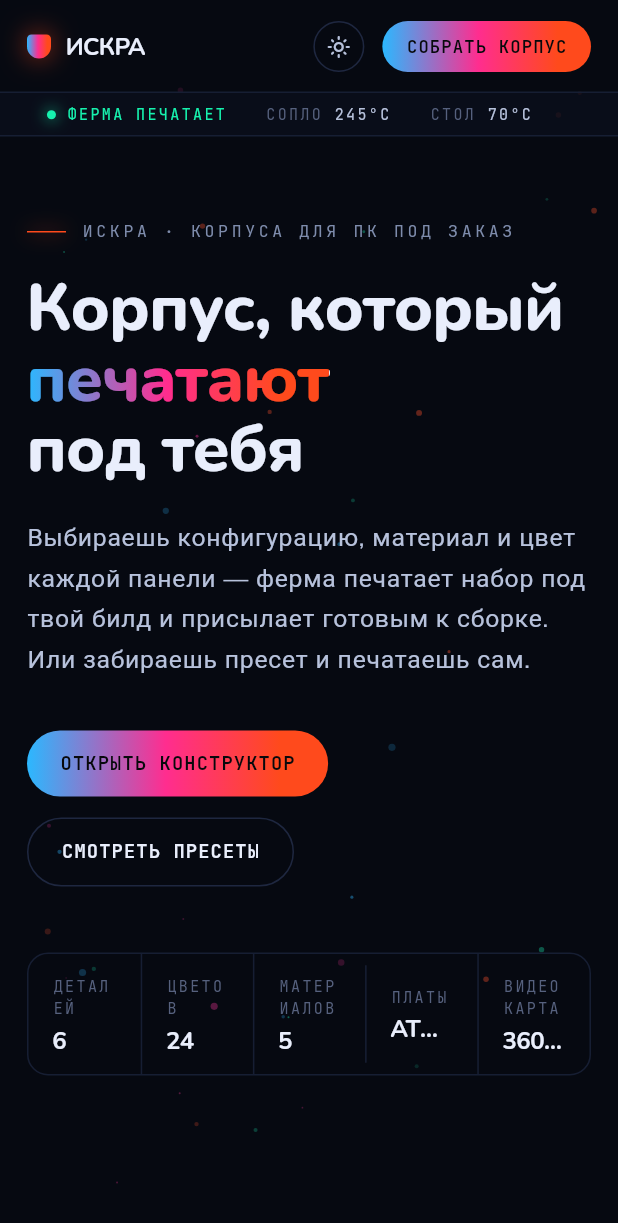
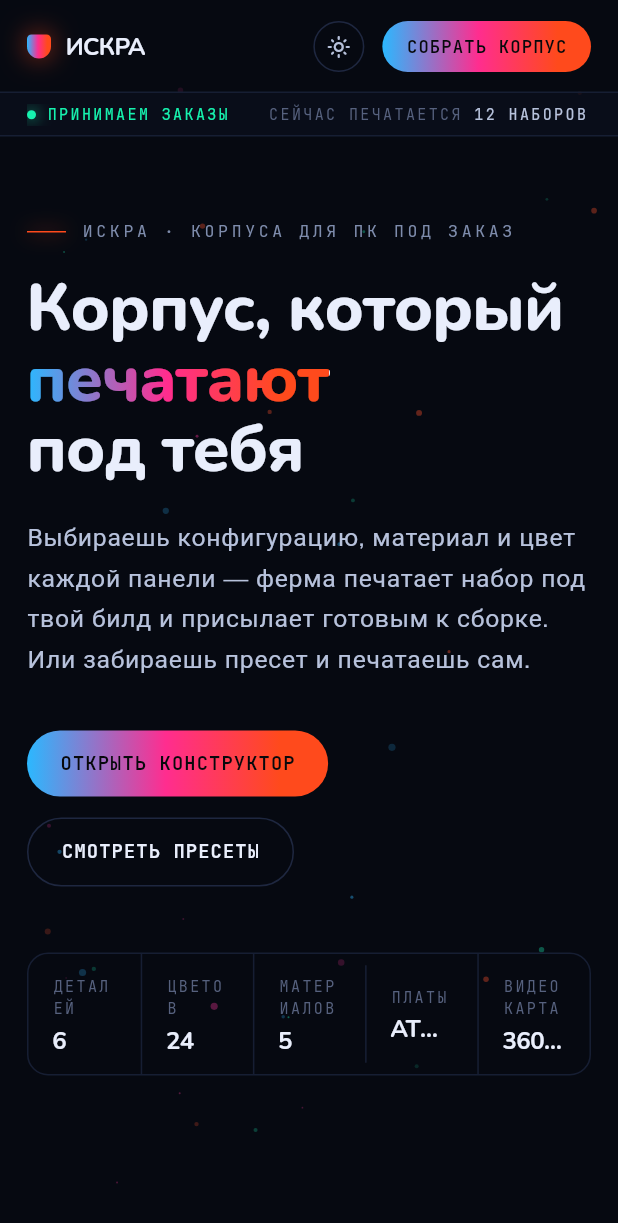
Before and after one commit to Hecatoncheir/pccase, a Flutter app: the screen it shows after launch, after a tap on the "dark mode" icon, on a phone screen of 412 x 824 dp. Shown: the top 1223 px of the screen. Run offline on Flutter 3.47's test engine with Material 3 defaults, Android fonts, the phone set to English and light mode, and no system bars; our stand-ins replace flutter_riverpod, shared_preferences.

Commit message:
Speak to the buyer, not to the slicer
Аудитория — геймеры и стримеры, которые о 3D-печати не знают ничего,
а интерфейс говорил с ними языком слайсера. «Сопло 245°C», «слой 0.20 мм»,
«заполнение 25% gyroid» для них либо шум, либо сигнал «тут сложно».
Хуже всего работало «время печати 78 ч 56 мин»: читается как трое суток
ожидания, хотя на ферме детали печатаются параллельно.

Строка состояния теперь показывает то, что покупатель хочет знать:
сколько наборов в работе, срок отгрузки, доставку, сборку и гарантию.

В конструкторе вместо массы пластика и станко-часов — «готов через N дней»,
вес корпуса и стоимость материалов. Срок считается от часов печати
по правилу, вынесенному в домен и покрытому тестом.

Материалы получили человеческие имена: Стандарт, Прочный, Уличный, Глянец,
Угольный. Коды PLA и PLA-CF остались, но ушли на второй план — в заголовок
панели справа и в подпись карточки.

Технику не выбросил, а спрятал: в конструкторе появились «Характеристики»
с граммовками, часами печати и температурами — пресеты можно скачать
и напечатать самому, тогда эти цифры нужны.

Концепт в design/ переведён так же, чтобы спека и код говорили одинаково.

Co-Authored-By: Claude Opus 5 <noreply@anthropic.com>

```diff
--- a/lib/src/domain/configuration.dart
+++ b/lib/src/domain/configuration.dart
@@ -102,6 +102,12 @@ class Quote {
   final double assembly;
 
   double get total => plastic + labor + assembly;
+
+  /// Через сколько дней набор уедет к покупателю. Часы печати сами по себе
+  /// пугают («78 часов!»), хотя на ферме детали печатаются параллельно:
+  /// трое суток на очередь, сборку и упаковку плюс сутки на каждые
+  /// сорок часов печати.
+  int get readyInDays => 3 + (hours / 40).floor();
 }
 
 Quote quoteFor(CaseConfiguration config) {
--- a/lib/src/ui/home_page.dart
+++ b/lib/src/ui/home_page.dart
@@ -273,16 +273,16 @@ class _StatusStrip extends StatelessWidget {
               Padding(
                 padding: const EdgeInsets.only(right: 26),
                 child: Text(
-                  'ФЕРМА ПЕЧАТАЕТ',
+                  'ПРИНИМАЕМ ЗАКАЗЫ',
                   style: text.labelSmall?.copyWith(color: c.silk),
                 ),
               ),
-              cell('сопло', '245°C'),
-              cell('стол', '70°C'),
+              cell('сейчас печатается', '12 наборов'),
+              cell('отгрузка', 'от 3 дней'),
               if (wide) ...[
-                cell('слой', '0.20 мм'),
-                cell('заполнение', '25% gyroid'),
-                cell('отгрузка', '3–5 дней'),
+                cell('доставка', 'по России'),
+                cell('сборка', 'отвёрткой, без клея'),
+                cell('гарантия', '1 год'),
               ],
             ],
           ),
@@ -530,9 +530,9 @@ class _BuilderSection extends ConsumerWidget {
         const SizedBox(height: 16),
         _Totals(
           cells: [
-            ('Масса пластика', grams(quote.grams)),
-            ('Время печати', hoursMinutes(quote.hours)),
-            ('Пластик', rub(quote.plastic)),
+            ('Готов через', '${quote.readyInDays} дня'),
+            ('Вес корпуса', grams(quote.grams)),
+            ('Материалы', rub(quote.plastic)),
           ],
         ),
       ],
--- a/lib/src/ui/widgets/configurator_panel.dart
+++ b/lib/src/ui/widgets/configurator_panel.dart
@@ -3,6 +3,7 @@ import 'package:flutter/services.dart';
 import 'package:flutter_riverpod/flutter_riverpod.dart';
 
 import '../../domain/case_part.dart';
+import '../../domain/configuration.dart';
 import '../../domain/filament.dart';
 import '../../domain/filament_color.dart';
 import '../../state/config_controller.dart';
@@ -47,8 +48,8 @@ class ConfiguratorPanel extends ConsumerWidget {
         ),
         const SizedBox(height: 14),
         _Panel(
-          title: 'Материал · ${filament.label}',
-          trailing: filament.tempLabel,
+          title: 'Материал · ${filament.title}',
+          trailing: filament.label,
           child: Column(
             crossAxisAlignment: CrossAxisAlignment.start,
             children: [
@@ -58,7 +59,7 @@ class ConfiguratorPanel extends ConsumerWidget {
                 children: [
                   for (final id in FilamentId.values)
                     _Chip(
-                      label: filamentOf(id).label,
+                      label: filamentOf(id).title,
                       selected: id == filament.id,
                       onTap: () => ref
                           .read(configProvider.notifier)
@@ -91,6 +92,8 @@ class ConfiguratorPanel extends ConsumerWidget {
             ],
           ),
         ),
+        const SizedBox(height: 14),
+        _Details(config: config, quote: quote),
         const SizedBox(height: 14),
         Container(
           padding: const EdgeInsets.all(18),
@@ -170,11 +173,13 @@ class _Panel extends StatelessWidget {
     required this.title,
     required this.trailing,
     required this.child,
+    this.onTap,
   });
 
   final String title;
   final String trailing;
   final Widget child;
+  final VoidCallback? onTap;
 
   @override
   Widget build(BuildContext context) {
@@ -189,18 +194,29 @@ class _Panel extends StatelessWidget {
       ),
       child: Column(
         crossAxisAlignment: CrossAxisAlignment.stretch,
-        children: [
-          Row(
-            children: [
-              Expanded(
-                child: Text(title.toUpperCase(), style: text.labelSmall),
-              ),
-              Text(trailing.toUpperCase(), style: text.labelSmall),
-            ],
-          ),
-          const SizedBox(height: 14),
-          child,
-        ],
+        children: [_header(context, text), const SizedBox(height: 14), child],
+      ),
+    );
+  }
+}
+
+extension on _Panel {
+  Widget _header(BuildContext context, TextTheme text) {
+    final row = Row(
+      children: [
+        Expanded(child: Text(title.toUpperCase(), style: text.labelSmall)),
+        Text(trailing.toUpperCase(), style: text.labelSmall),
+      ],
+    );
+    if (onTap == null) return row;
+    return HotZone(
+      child: Material(
+        color: Colors.transparent,
+        child: InkWell(
+          onTap: onTap,
+          mouseCursor: MouseCursor.defer,
+          child: row,
+        ),
       ),
     );
   }
@@ -413,3 +429,61 @@ class _Swatch extends StatelessWidget {
     );
   }
 }
+
+/// Технические подробности спрятаны, но не выброшены: пресеты можно
+/// скачать и напечатать самому, и тогда все эти цифры нужны.
+class _Details extends StatefulWidget {
+  const _Details({required this.config, required this.quote});
+
+  final CaseConfiguration config;
+  final Quote quote;
+
+  @override
+  State<_Details> createState() => _DetailsState();
+}
+
+class _DetailsState extends State<_Details> {
+  bool _open = false;
+
+  @override
+  Widget build(BuildContext context) {
+    final c = context.mod;
+    final text = Theme.of(context).textTheme;
+
+    Widget row(String label, String value) => Padding(
+      padding: const EdgeInsets.only(top: 10),
+      child: Row(
+        children: [
+          Expanded(child: Text(label.toUpperCase(), style: text.labelSmall)),
+          Text(value, style: text.labelLarge?.copyWith(color: c.inkSoft)),
+        ],
+      ),
+    );
+
+    return _Panel(
+      title: 'Характеристики',
+      trailing: _open ? 'свернуть' : 'для тех, кто печатает сам',
+      onTap: () => setState(() => _open = !_open),
+      child: AnimatedCrossFade(
+        duration: const Duration(milliseconds: 220),
+        crossFadeState: _open
+            ? CrossFadeState.showSecond
+            : CrossFadeState.showFirst,
+        firstChild: const SizedBox(width: double.infinity),
+        secondChild: Column(
+          crossAxisAlignment: CrossAxisAlignment.stretch,
+          children: [
+            row('пластика в наборе', grams(widget.quote.grams)),
+            row('время печати', hoursMinutes(widget.quote.hours)),
+            for (final part in kParts)
+              row(
+                part.name,
+                '${widget.config.filamentOf(part.id).label} · '
+                '${widget.config.filamentOf(part.id).tempLabel}',
+              ),
+          ],
+        ),
+      ),
+    );
+  }
+}
--- a/lib/src/ui/widgets/materials_grid.dart
+++ b/lib/src/ui/widgets/materials_grid.dart
@@ -47,12 +47,12 @@ class _MaterialCard extends StatelessWidget {
         crossAxisAlignment: CrossAxisAlignment.start,
         children: [
           Text(
-            filament.label,
+            filament.title,
             style: text.headlineMedium?.copyWith(fontSize: 20),
           ),
           const SizedBox(height: 6),
           Text(
-            'сопло ${filament.tempLabel} · ${filament.pricePerGram.toStringAsFixed(1)} ₽/г'
+            '${filament.label} · ${filament.pricePerGram.toStringAsFixed(1)} ₽ за грамм'
                 .toUpperCase(),
             style: text.labelSmall?.copyWith(color: c.accent),
           ),
@@ -60,6 +60,12 @@ class _MaterialCard extends StatelessWidget {
           Text(filament.note, style: text.bodySmall),
           const SizedBox(height: 18),
           for (final meter in filament.meters) _Meter(meter: meter),
+          const SizedBox(height: 4),
+          // Для тех, кто скачает пресет и напечатает сам.
+          Text(
+            'печатается при ${filament.tempLabel}'.toUpperCase(),
+            style: text.labelSmall,
+          ),
         ],
       ),
     );
```
Also changed, not shown: lib/src/domain/filament.dart (+14 -0 lines), 3 other files.
